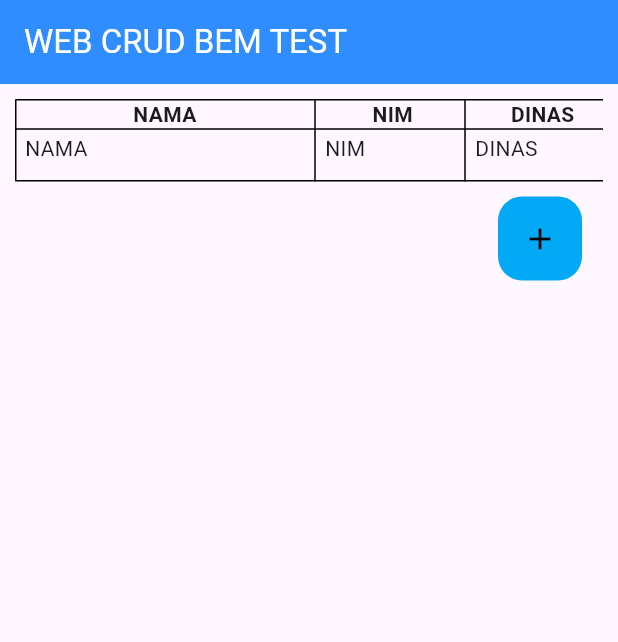
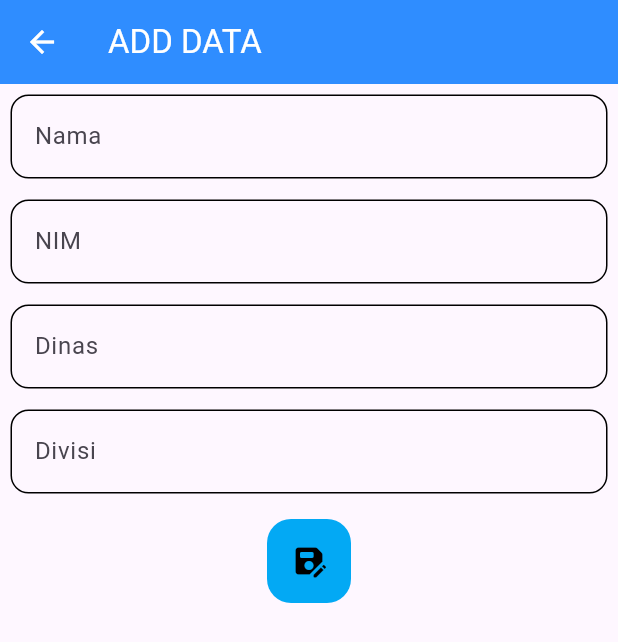
Before and after one commit to githubbingry/web_crud_bem_test_flutter, a Flutter app: the screen it shows after launch, on a phone screen of 412 x 824 dp. Shown: the top 642 px of the screen. Run offline on Flutter 3.47's test engine with Material 3 defaults, Android fonts, the light colour scheme and no system bars; our stand-ins replace get.

Commit message:
first commit

```diff
--- a/lib/main.dart
+++ b/lib/main.dart
@@ -1,5 +1,5 @@
 import 'package:flutter/material.dart';
-import 'package:web_crud_bem_test/home_page.dart';
+import 'package:web_crud_bem_test/add_post.dart';
 
 void main() async {
   // WidgetsFlutterBinding.ensureInitialized();
@@ -14,7 +14,8 @@ class MyApp extends StatelessWidget {
   Widget build(BuildContext context) {
     return const MaterialApp(
       title: 'BEM TEST',
-      home: MyHomePage(),
+      // home: MyHomePage(),
+      home: AddPost(),
     );
   }
 }
```
Also changed, not shown: ui_pics/Screenshot 2024-01-28 235700.png (added), ui_pics/Screenshot 2024-01-28 235739.png (added).
